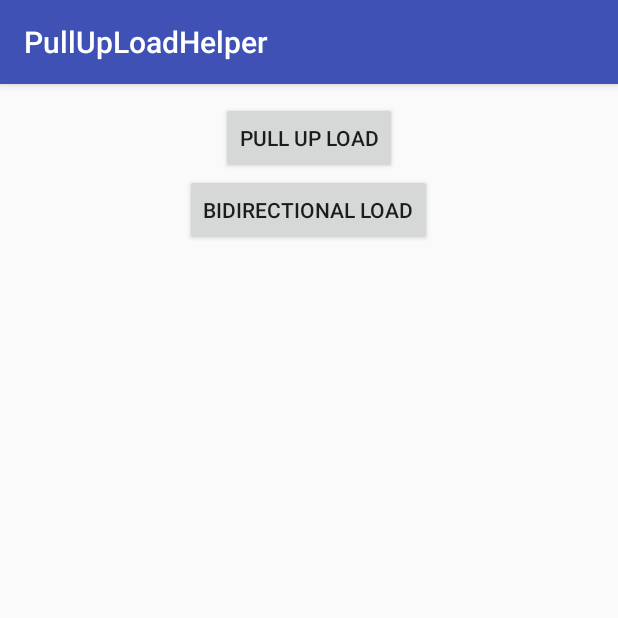
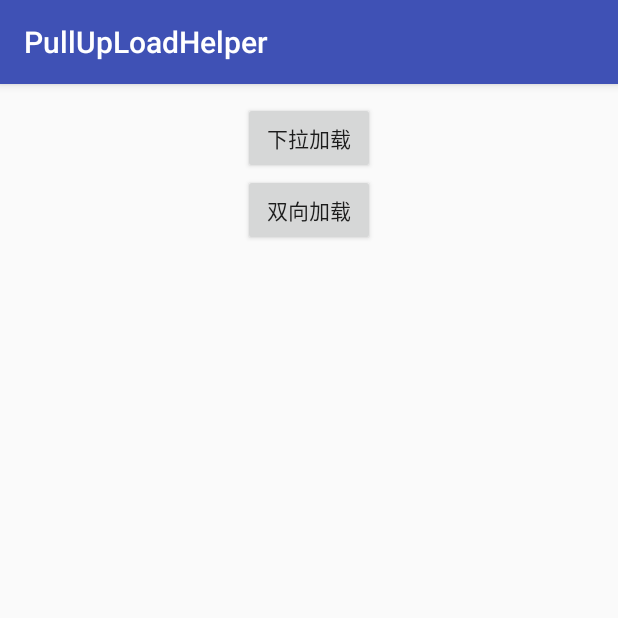
Before and after one commit to peidongbiao/PullUpLoadHelper, an Android app: the screen it shows after launch (MainActivity), on a phone screen of 412 x 824 dp, the top half of it. Run offline under Robolectric (Android 15) with nearby library versions, the phone set to English and light mode, and no system bars.

Commit message:
修改按钮名称

```diff
--- a/library/src/main/res/layout/activity_main.xml
+++ b/library/src/main/res/layout/activity_main.xml
@@ -11,12 +11,12 @@
         android:id="@+id/btn_pull_up_load"
         android:layout_width="wrap_content"
         android:layout_height="wrap_content"
-        android:text="pull up load"/>
+        android:text="下拉加载"/>
 
     <Button
         android:id="@+id/bidirectional_load"
         android:layout_width="wrap_content"
         android:layout_height="wrap_content"
-        android:text="bidirectional load"/>
+        android:text="双向加载"/>
 
 </LinearLayout>
```
